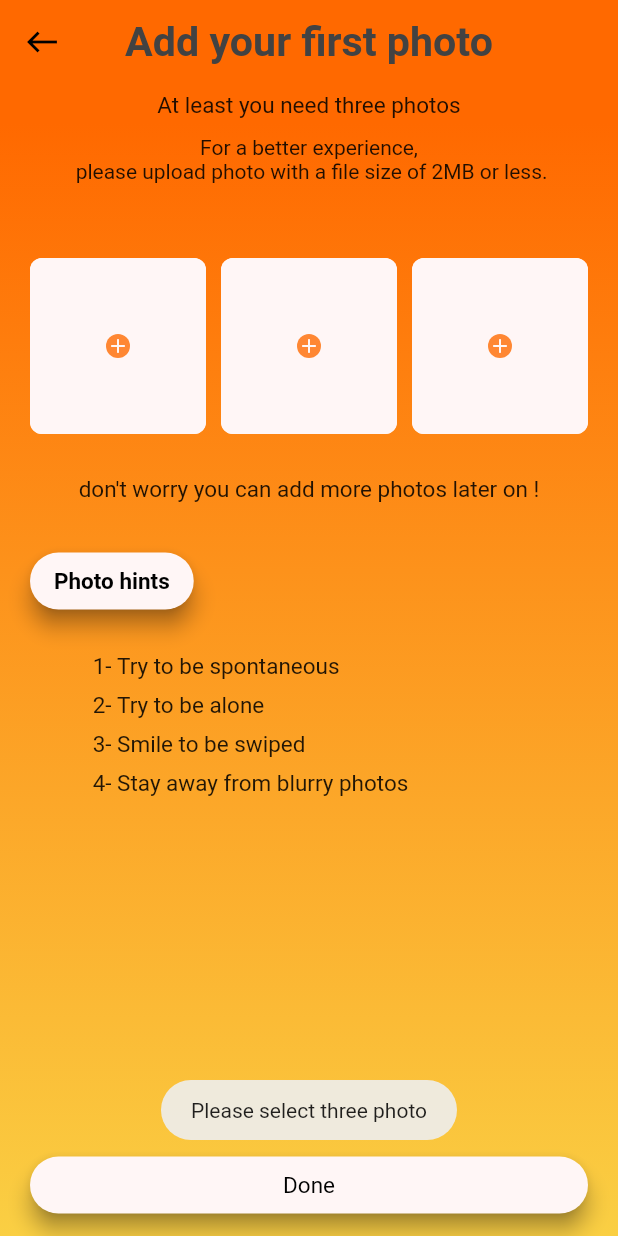
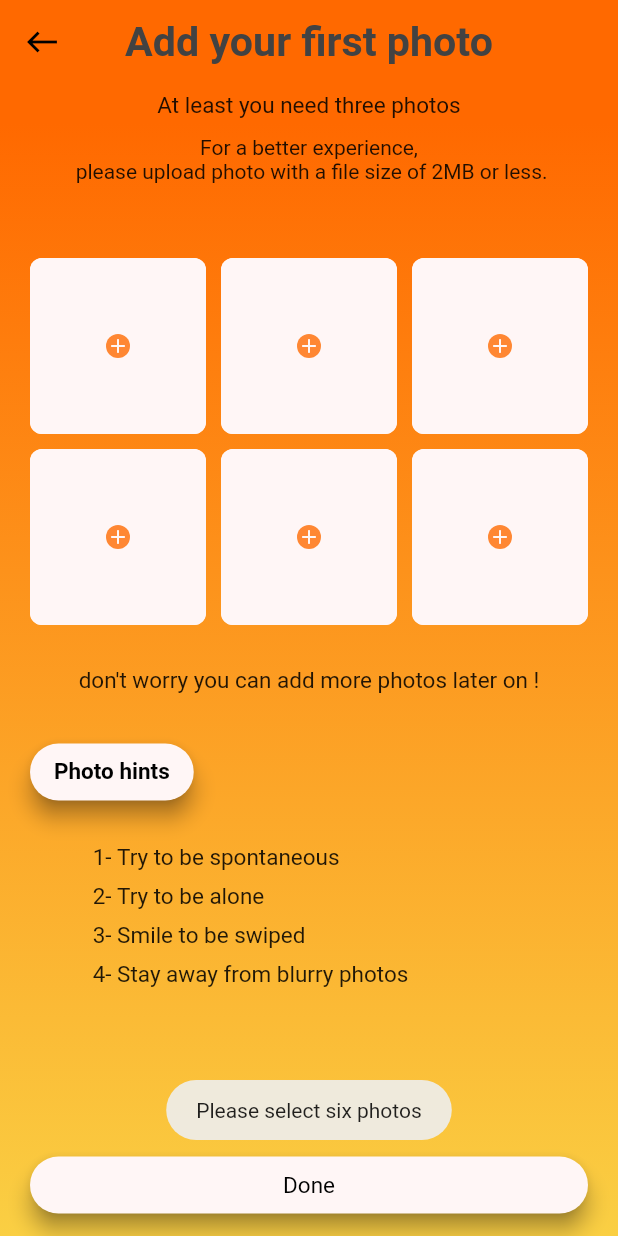
Before and after one commit to AlmohsenMyya/dater, a Flutter app: the AddUserPhotoScreen screen opened directly, after a tap on "Done", on a phone screen of 412 x 824 dp. Run offline on Flutter 3.47's test engine with Material 2 defaults, Android fonts, the light colour scheme and no system bars; our stand-ins replace dio, emoji_picker_flutter, flutter_svg, flutter_switch, fluttertoast, get and 9 more; missing offline and left inert: flutter_foreground_service, swipable_stack; accounts and stored records are empty; Roboto replaces fonts that are missing (SFProDisplayBold, SFProDisplayHeavy, SFProDisplayRegular); project files that could hold a hidden picture were left out.

Commit message:
upload 6 photos

```diff
--- a/lib/controller/auth_screen_controllers/add_user_photo_screen_controller.dart
+++ b/lib/controller/auth_screen_controllers/add_user_photo_screen_controller.dart
@@ -20,12 +20,21 @@
   RxBool isLoading = false.obs;
 
   final ImagePicker picker = ImagePicker();
-  File image1 = File("");
-  File image2 = File("");
-  File image3 = File("");
-  String image1Name = "";
-  String image2Name = "";
-  String image3Name = "";
+
+  // File image1 = File("");
+  // File image2 = File("");
+  // File image3 = File("");
+  // String image1Name = "";
+  // String image2Name = "";
+  // String image3Name = "";
+  List<File> imagesNew = [
+    File(""),
+    File(""),
+    File(""),
+    File(""),
+    File(""),
+    File("")
+  ];
   bool isImageUploadInApiSuccess = false;
   SignUpPreference signUpPreference = SignUpPreference();
   UserPreference userPreference = UserPreference();
@@ -39,10 +48,11 @@
       );
 
       if (pickedFile != null) {
-        if (index == 0) {
+        for (int i = 0; i < 6; i++) {
+          if (index == i) {
             File tempImg = File(pickedFile.path);
             if (tempImg.lengthSync() <= 2000000) {
-            image1 = tempImg;
+              imagesNew[i] = tempImg;
             } else {
               Fluttertoast.showToast(
                   msg:
@@ -53,47 +63,69 @@
                   maxWidth: 640,
                   imageQuality: 50);
               if (pickedFile != null) {
-              image1 = File(pickedFile.path);
+                imagesNew[i] = File(pickedFile.path);
               }
             }
-          printAll(name: 'sizeImage', image1.lengthSync());
-        } else if (index == 1) {
-          File tempImg = File(pickedFile.path);
-          if (tempImg.lengthSync() <= 2000000) {
-            image2 = tempImg;
-          } else {
-            Fluttertoast.showToast(
-                msg:
-                    'Re-choose the photo if you want to compress it because it exceeds 2MB in size');
-            XFile? pickedFile = await ImagePicker().pickImage(
-                source: ImageSource.gallery,
-                maxHeight: 480,
-                maxWidth: 640,
-                imageQuality: 50);
-            if (pickedFile != null) {
-              image2 = File(pickedFile.path);
+            printAll(name: 'sizeImage', imagesNew[i].lengthSync());
           }
         }
-          printAll(name: 'sizeImage', image2.lengthSync());
-        } else if (index == 2) {
-          File tempImg = File(pickedFile.path);
-          if (tempImg.lengthSync() <= 2000000) {
-            image3 = tempImg;
-          } else {
-            Fluttertoast.showToast(
-                msg:
-                    'Re-choose the photo if you want to compress it because it exceeds 2MB in size');
-            XFile? pickedFile = await ImagePicker().pickImage(
-                source: ImageSource.gallery,
-                maxHeight: 480,
-                maxWidth: 640,
-                imageQuality: 50);
-            if (pickedFile != null) {
-              image3 = File(pickedFile.path);
-            }
-          }
-          printAll(name: 'sizeImage', image3.lengthSync());
-        }
+        // if (index == 0) {
+        //   File tempImg = File(pickedFile.path);
+        //   if (tempImg.lengthSync() <= 2000000) {
+        //     image1 = tempImg;
+        //   } else {
+        //     Fluttertoast.showToast(
+        //         msg:
+        //             'Re-choose the photo if you want to compress it because it exceeds 2MB in size');
+        //     XFile? pickedFile = await ImagePicker().pickImage(
+        //         source: ImageSource.gallery,
+        //         maxHeight: 480,
+        //         maxWidth: 640,
+        //         imageQuality: 50);
+        //     if (pickedFile != null) {
+        //       image1 = File(pickedFile.path);
+        //     }
+        //   }
+        //   printAll(name: 'sizeImage', image1.lengthSync());
+        // }
+        // else if (index == 1) {
+        //   File tempImg = File(pickedFile.path);
+        //   if (tempImg.lengthSync() <= 2000000) {
+        //     image2 = tempImg;
+        //   } else {
+        //     Fluttertoast.showToast(
+        //         msg:
+        //             'Re-choose the photo if you want to compress it because it exceeds 2MB in size');
+        //     XFile? pickedFile = await ImagePicker().pickImage(
+        //         source: ImageSource.gallery,
+        //         maxHeight: 480,
+        //         maxWidth: 640,
+        //         imageQuality: 50);
+        //     if (pickedFile != null) {
+        //       image2 = File(pickedFile.path);
+        //     }
+        //   }
+        //   printAll(name: 'sizeImage', image2.lengthSync());
+        // }
+        // else if (index == 2) {
+        //   File tempImg = File(pickedFile.path);
+        //   if (tempImg.lengthSync() <= 2000000) {
+        //     image3 = tempImg;
+        //   } else {
+        //     Fluttertoast.showToast(
+        //         msg:
+        //             'Re-choose the photo if you want to compress it because it exceeds 2MB in size');
+        //     XFile? pickedFile = await ImagePicker().pickImage(
+        //         source: ImageSource.gallery,
+        //         maxHeight: 480,
+        //         maxWidth: 640,
+        //         imageQuality: 50);
+        //     if (pickedFile != null) {
+        //       image3 = File(pickedFile.path);
+        //     }
+        //   }
+        //   printAll(name: 'sizeImage', image3.lengthSync());
+        // }
       }
     } catch (e) {
       log('');
@@ -105,43 +137,22 @@
 
   // Photo Save button function
   Future<void> doneButtonFunction() async {
+    for (int i = 0; i < 6; i++) {
+      if (imagesNew[i].path.isEmpty) {
+        Fluttertoast.showToast(msg: "Please select six photos");
+        return;
+      }
+    }
     isLoading(true);
-    if (image1.path.isEmpty || image2.path.isEmpty || image3.path.isEmpty) {
-      Fluttertoast.showToast(msg: "Please select three photo");
-    } else {
-      image1Name = image1.path.toString().split("/").last;
-      image2Name = image2.path.toString().split("/").last;
-      image3Name = image3.path.toString().split("/").last;
+    for (int i = 0; i < 6; i++) {
+      String imagesName = '';
+      imagesName = imagesNew[i].path.toString().split("/").last;
+      log('image-Name-$i : $imagesName');
 
-      log('image1Name : $image1Name');
-      log('image2Name : $image2Name');
-      log('image3Name : $image3Name');
-
-      // await uploadImageFunction();
-
-      if (image1.path != "") {
-        await signUpPreference.setStringValueInPrefs(
-          key: SignUpPreference.userImage1Key,
-          value: image1.path.toString(),
-        );
-        await uploadImageFunction(image1);
+      if (imagesName != '') {
+        await uploadImageFunction(imagesNew[i]);
       }
-      if (image2.path != "") {
-        await signUpPreference.setStringValueInPrefs(
-          key: SignUpPreference.userImage2Key,
-          value: image2.path.toString(),
-        );
-        await uploadImageFunction(image2);
     }
-      if (image3.path != "") {
-        await signUpPreference.setStringValueInPrefs(
-          key: SignUpPreference.userImage3Key,
-          value: image3.path.toString(),
-        );
-        await uploadImageFunction(image3);
-      }
-      // log('Image upload Status final :$isImageUploadInApiSuccess');
-      // log('Image upload Status 1 :$isImageUploadInApiSuccess');
 
     Timer(
       const Duration(milliseconds: 500),
@@ -153,7 +164,6 @@
         }
       },
     );
-    }
     isLoading(false);
   }
 
--- a/lib/screens/authentication_screen/add_user_photo_screen/add_user_photo_screen_widgets.dart
+++ b/lib/screens/authentication_screen/add_user_photo_screen/add_user_photo_screen_widgets.dart
@@ -1,3 +1,5 @@
+import 'dart:io';
+
 import 'package:dater/constants/colors.dart';
 import 'package:dater/constants/font_family.dart';
 import 'package:dater/utils/extensions.dart';
@@ -6,42 +8,67 @@
 
 import '../../../controller/auth_screen_controllers/add_user_photo_screen_controller.dart';
 
-
 class UserImageSelectModule extends StatelessWidget {
   UserImageSelectModule({Key? key}) : super(key: key);
   final screenController = Get.find<AddUserPhotoScreenController>();
+
   @override
   Widget build(BuildContext context) {
     return GridView.builder(
-      itemCount: 3,
+      itemCount: 6,
       physics: const NeverScrollableScrollPhysics(),
       shrinkWrap: true,
       gridDelegate: const SliverGridDelegateWithFixedCrossAxisCount(
-        crossAxisCount: 3,
-        crossAxisSpacing: 10,
-      ),
+          crossAxisCount: 3, crossAxisSpacing: 10, mainAxisSpacing: 10),
       itemBuilder: (BuildContext context, int index) {
         return GestureDetector(
-          onTap: () async { await screenController.pickImageFromGallery(index);},
+          onTap: () async {
+            await screenController.pickImageFromGallery(index);
+          },
           child: Container(
             decoration: BoxDecoration(
               borderRadius: BorderRadius.circular(8),
               color: AppColors.whiteColor,
             ),
-            child: index == 0
-                ? _firstItem()
-                : index == 1
-                ? _secondItem()
-                : _thirdItem(),
+            child: _imageItem(image: screenController.imagesNew[index]),
           ),
         );
       },
     ).commonSymmetricPadding(horizontal: 20, vertical: 20);
   }
 
-  Widget _firstItem() {
+  // Widget _firstItem() {
+  //   return Container(
+  //     child: screenController.image1.path.isEmpty
+  //         ? Container(
+  //             decoration: BoxDecoration(
+  //               borderRadius: BorderRadius.circular(8),
+  //               color: AppColors.whiteColor,
+  //             ),
+  //             child: Center(
+  //               child: Container(
+  //                 decoration: const BoxDecoration(
+  //                   shape: BoxShape.circle,
+  //                   color: AppColors.lightOrangeColor,
+  //                 ),
+  //                 child: const Icon(
+  //                   Icons.add_rounded,
+  //                   color: AppColors.whiteColor,
+  //                   size: 16,
+  //                 ),
+  //               ),
+  //             ),
+  //           )
+  //         : ClipRRect(
+  //             borderRadius: BorderRadius.circular(8),
+  //             child: Image.file(screenController.image1, fit: BoxFit.cover),
+  //           ),
+  //   );
+  // }
+
+  Widget _imageItem({required File image}) {
     return Container(
-      child: screenController.image1.path.isEmpty
+      child: image.path.isEmpty
           ? Container(
               decoration: BoxDecoration(
                 borderRadius: BorderRadius.circular(8),
@@ -63,71 +90,11 @@
             )
           : ClipRRect(
               borderRadius: BorderRadius.circular(8),
-              child: Image.file(screenController.image1, fit: BoxFit.cover),
-            ),
-    );
-  }
-
-  Widget _secondItem() {
-    return Container(
-      child: screenController.image2.path.isEmpty
-          ? Container(
-              decoration: BoxDecoration(
-                borderRadius: BorderRadius.circular(8),
-                color: AppColors.whiteColor,
-              ),
-              child: Center(
-                child: Container(
-                  decoration: const BoxDecoration(
-                    shape: BoxShape.circle,
-                    color: AppColors.lightOrangeColor,
-                  ),
-                  child: const Icon(
-                    Icons.add_rounded,
-                    color: AppColors.whiteColor,
-                    size: 16,
-                  ),
-                ),
-              ),
-            )
-          : ClipRRect(
-              borderRadius: BorderRadius.circular(8),
-              child: Image.file(screenController.image2, fit: BoxFit.cover),
-            ),
-    );
-  }
-
-  Widget _thirdItem() {
-    return Container(
-      child: screenController.image3.path.isEmpty
-          ? Container(
-              decoration: BoxDecoration(
-                borderRadius: BorderRadius.circular(8),
-                color: AppColors.whiteColor,
-              ),
-              child: Center(
-                child: Container(
-                  decoration: const BoxDecoration(
-                    shape: BoxShape.circle,
-                    color: AppColors.lightOrangeColor,
-                  ),
-                  child: const Icon(
-                    Icons.add_rounded,
-                    color: AppColors.whiteColor,
-                    size: 16,
-                  ),
-                ),
-              ),
-            )
-          : ClipRRect(
-              borderRadius: BorderRadius.circular(8),
-              child: Image.file(screenController.image3, fit: BoxFit.cover),
+              child: Image.file(image, fit: BoxFit.cover),
             ),
     );
   }
 }
-
-
 
 class PointHintModule extends StatelessWidget {
   const PointHintModule({Key? key}) : super(key: key);
@@ -170,17 +137,17 @@
   Widget _singleItemModule({required String number, required String text}) {
     return Row(
       children: [
-        Text(number,
+        Text(
+          number,
           style: TextStyle(
-              fontFamily: FontFamilyText.sFProDisplayRegular,
-              fontSize: 15
-          ),),
+              fontFamily: FontFamilyText.sFProDisplayRegular, fontSize: 15),
+        ),
         Expanded(
-          child: Text(text,
+          child: Text(
+            text,
             style: TextStyle(
-                fontFamily: FontFamilyText.sFProDisplayRegular,
-                fontSize: 15
-            ),),
+                fontFamily: FontFamilyText.sFProDisplayRegular, fontSize: 15),
+          ),
         ),
       ],
     ).commonSymmetricPadding(vertical: 4);
```
Also changed, not shown: pubspec.lock. Lines whose indentation alone changed are shown as unchanged.
